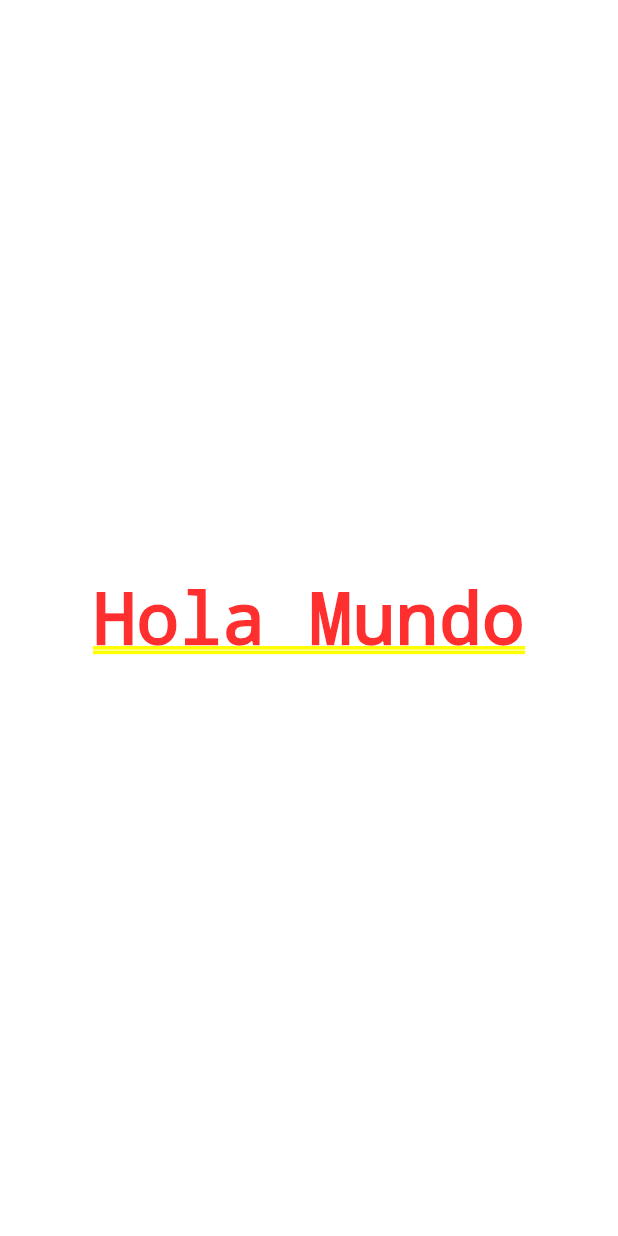
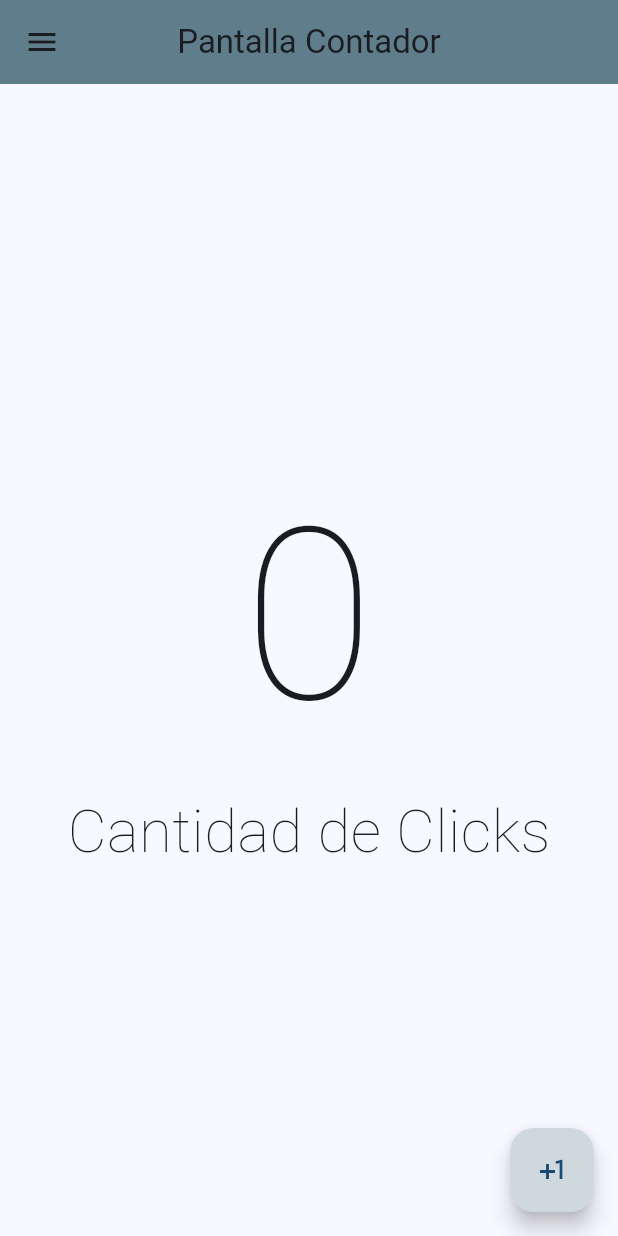
Before and after one commit to Rob-sanz/Dart-first-time, a Flutter app: the screen it shows after launch, on a phone screen of 412 x 824 dp. Run offline on Flutter 3.47's test engine with Material 3 defaults, Android fonts, the phone set to English and light mode, and no system bars.

Commit message:
App Contador de Clicks

```diff
--- a/Aplicaciones/hello_world_app/lib/main.dart
+++ b/Aplicaciones/hello_world_app/lib/main.dart
@@ -1,14 +1,23 @@
 import 'package:flutter/material.dart';
+import 'package:hello_world_app/presentacion/Pantallas/contadores/contador_pantalla.dart';
 
 void main() {
-  runApp(MyApp());
+  runApp(const MyApp());
 }
 
 class MyApp extends StatelessWidget{
+  const MyApp({super.key});
+
   @override
   Widget build(BuildContext context) {
     return MaterialApp(
-      home : Center(child: Text('Hola Mundo'))
+      title: 'Mi primer App',
+      debugShowCheckedModeBanner: false,  //Quita el "Debug" de la esquina superior derecha de la App
+      theme: ThemeData(
+        useMaterial3: true,
+        colorSchemeSeed: Colors.blue
+        ),
+      home : const ContadorPantalla() //Llama a otra clase (Pantalla, Scaffold) creada
 
     );
   }
--- /dev/null
+++ b/Aplicaciones/hello_world_app/lib/presentacion/Pantallas/contadores/contador_pantalla.dart
@@ -0,0 +1,45 @@
+import 'package:flutter/material.dart';
+
+class ContadorPantalla extends StatefulWidget {
+  const ContadorPantalla({super.key});
+
+  @override
+  State<ContadorPantalla> createState() => _ContadorPantallaState();
+}
+
+class _ContadorPantallaState extends State<ContadorPantalla> {
+
+  int contadorDeClicks = 0;
+
+  @override
+  Widget build(BuildContext context) {
+    return Scaffold(
+      drawer: Drawer(
+        backgroundColor: Colors.blueGrey[100],
+      ),
+      appBar: AppBar(
+        title: const Text('Pantalla Contador'),
+        centerTitle: true,  //Centra el titulo en appBar
+        backgroundColor: Colors.blueGrey[500],  //Cambiar color del appBarr
+      ),
+        body: Center( child:
+        Column( mainAxisAlignment: MainAxisAlignment.center,
+        children: [
+          Text('$contadorDeClicks', style: const TextStyle(fontSize: 160 , fontWeight: FontWeight.w200),),
+          const Text('Cantidad de Clicks', style: TextStyle(fontSize:40 , fontWeight: FontWeight.w200),)
+        ],
+        ),
+      ),
+
+      floatingActionButton: FloatingActionButton(onPressed: (){
+        contadorDeClicks++;
+        setState(() {});  //Hace que el widyet se renderice cada vez que "contadorDeClicks++"
+      },
+      backgroundColor: Colors.blueGrey[100], //Cambia el color del button
+      child: const Icon(Icons.plus_one),  //Agrega Icono al button
+      ),
+
+
+    );
+  }
+}
```
